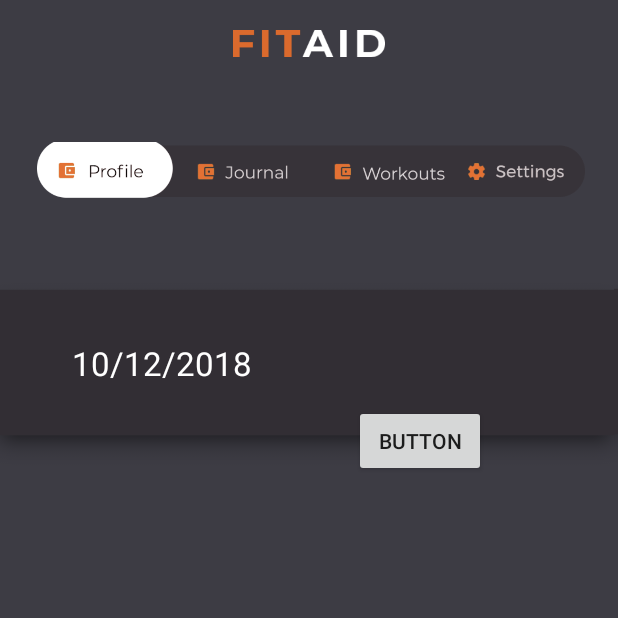
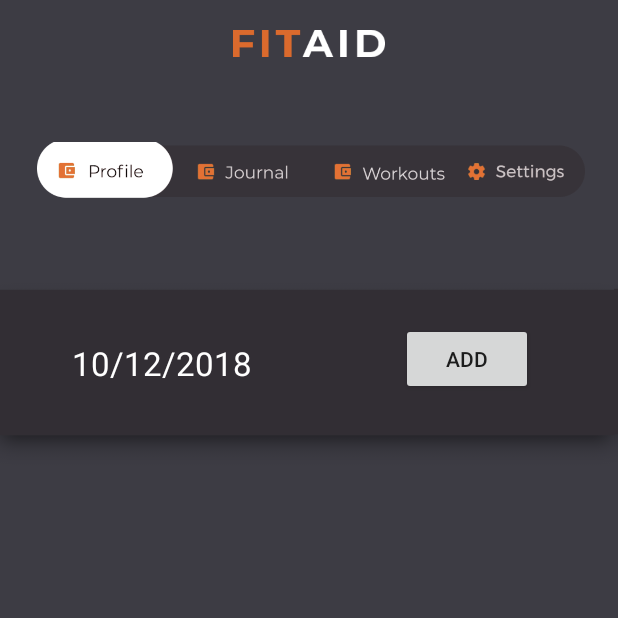
Before and after one commit to bmashlum/WorkoutTracker-1, an Android app: the fragment JournalFragment placed in its activity, on a phone screen of 412 x 824 dp, the top half of it. Run offline under Robolectric (Android 15) with nearby library versions, the phone set to English and light mode, and no system bars; our stand-ins replace Firebase (no records; nobody signed in at launch, a user with empty details on screens opened directly).

Commit message:
Update FitAid App/app/src/main/res/layout/fragment_journal.xml

```diff
--- a/FitAid App/app/src/main/res/layout/fragment_journal.xml
+++ b/FitAid App/app/src/main/res/layout/fragment_journal.xml
@@ -51,15 +51,13 @@
 
     <Button
         android:id="@+id/btn_Retrieve"
-
         android:layout_width="wrap_content"
         android:layout_height="wrap_content"
         android:layout_marginTop="76dp"
         android:layout_marginEnd="50dp"
-        android:layout_marginBottom="33dp"
-        android:text="Button"
-        app:layout_constraintBottom_toTopOf="@+id/lvJournalEntries"
+        android:text="Add"
         app:layout_constraintEnd_toEndOf="parent"
+        app:layout_constraintHorizontal_bias="0.934"
         app:layout_constraintStart_toEndOf="@+id/tvDate"
         app:layout_constraintTop_toTopOf="parent" />
 
```
